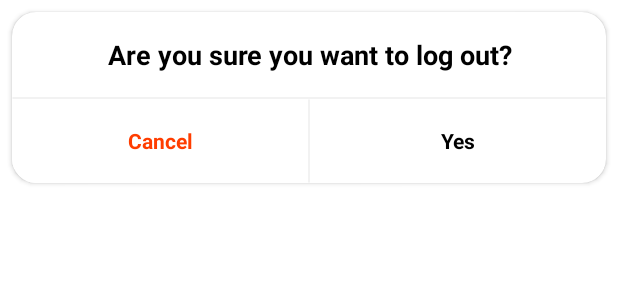
After one commit to DevikoKelvin/FixMe-android, an Android app: the layout dialog_confirmation.xml on its own in the app's theme, with its tools: preview values and no code run, on a phone screen of 412 x 824 dp. The commit adds this screen. Shown: the top 300 px of the screen. Run offline under Robolectric (Android 15) with nearby library versions, the phone set to English and light mode, and no system bars.

Commit message:
Refactoring and Adding Confirmation Dialog

```diff
--- a/app/src/main/java/com/erela/fixme/activities/ChangePasswordActivity.kt
+++ b/app/src/main/java/com/erela/fixme/activities/ChangePasswordActivity.kt
@@ -10,7 +10,7 @@ import androidx.core.view.WindowInsetsCompat
 import com.erela.fixme.R
 import com.erela.fixme.custom_views.CustomToast
 import com.erela.fixme.databinding.ActivityChangePasswordBinding
-import com.erela.fixme.helpers.InitAPI
+import com.erela.fixme.helpers.networking.InitAPI
 import com.erela.fixme.helpers.UserDataHelper
 import com.erela.fixme.objects.ChangePasswordResponse
 import com.erela.fixme.objects.UserData
--- a/app/src/main/java/com/erela/fixme/activities/LoginActivity.kt
+++ b/app/src/main/java/com/erela/fixme/activities/LoginActivity.kt
@@ -5,19 +5,16 @@ import android.content.Intent
 import android.os.Bundle
 import android.os.Handler
 import android.util.Log
-import android.view.Gravity
 import android.view.View
 import android.view.inputmethod.InputMethodManager
-import android.widget.FrameLayout
 import androidx.activity.enableEdgeToEdge
 import androidx.appcompat.app.AppCompatActivity
 import androidx.core.content.ContextCompat
 import androidx.core.view.ViewCompat
 import androidx.core.view.WindowInsetsCompat
-import com.erela.fixme.activities.SubmissionListActivity
 import com.erela.fixme.custom_views.CustomToast
 import com.erela.fixme.databinding.ActivityLoginBinding
-import com.erela.fixme.helpers.InitAPI
+import com.erela.fixme.helpers.networking.InitAPI
 import com.erela.fixme.helpers.UserDataHelper
 import com.erela.fixme.objects.LoginResponse
 import com.erela.fixme.objects.UserData
--- a/app/src/main/java/com/erela/fixme/activities/NotificationActivity.kt
+++ b/app/src/main/java/com/erela/fixme/activities/NotificationActivity.kt
@@ -14,7 +14,7 @@ import com.erela.fixme.R
 import com.erela.fixme.adapters.recycler_view.InboxRvAdapter
 import com.erela.fixme.custom_views.CustomToast
 import com.erela.fixme.databinding.ActivityNotificationBinding
-import com.erela.fixme.helpers.InitAPI
+import com.erela.fixme.helpers.networking.InitAPI
 import com.erela.fixme.helpers.UserDataHelper
 import com.erela.fixme.objects.InboxResponse
 import com.erela.fixme.objects.UserData
--- a/app/src/main/java/com/erela/fixme/activities/SubmissionDetailActivity.kt
+++ b/app/src/main/java/com/erela/fixme/activities/SubmissionDetailActivity.kt
@@ -8,7 +8,6 @@ import android.os.Bundle
 import android.util.Log
 import android.view.View
 import androidx.activity.enableEdgeToEdge
-import androidx.activity.result.ActivityResultCallback
 import androidx.activity.result.ActivityResultLauncher
 import androidx.activity.result.contract.ActivityResultContracts
 import androidx.appcompat.app.AppCompatActivity
@@ -23,7 +22,7 @@ import com.erela.fixme.bottom_sheets.SubmissionActionBottomSheet
 import com.erela.fixme.custom_views.CustomToast
 import com.erela.fixme.databinding.ActivitySubmissionDetailBinding
 import com.erela.fixme.helpers.Base64Helper
-import com.erela.fixme.helpers.InitAPI
+import com.erela.fixme.helpers.networking.InitAPI
 import com.erela.fixme.helpers.UserDataHelper
 import com.erela.fixme.objects.FotoGaprojectsItem
 import com.erela.fixme.objects.StarconnectUserResponse
@@ -34,7 +33,6 @@ import org.json.JSONException
 import retrofit2.Call
 import retrofit2.Callback
 import retrofit2.Response
-import kotlin.math.PI
 
 class SubmissionDetailActivity : AppCompatActivity(),
     SubmissionActionBottomSheet.OnUpdateSuccessListener {
--- a/app/src/main/java/com/erela/fixme/activities/SubmissionListActivity.kt
+++ b/app/src/main/java/com/erela/fixme/activities/SubmissionListActivity.kt
@@ -17,7 +17,7 @@ import com.erela.fixme.adapters.recycler_view.SubmissionRvAdapter
 import com.erela.fixme.bottom_sheets.SubmissionListFilterBottomSheet
 import com.erela.fixme.custom_views.CustomToast
 import com.erela.fixme.databinding.ActivitySubmissionListBinding
-import com.erela.fixme.helpers.InitAPI
+import com.erela.fixme.helpers.networking.InitAPI
 import com.erela.fixme.helpers.UserDataHelper
 import com.erela.fixme.objects.DepartmentListResponse
 import com.erela.fixme.objects.SubmissionListResponse
--- a/app/src/main/java/com/erela/fixme/adapters/pager/ImageCarouselPagerAdapter.kt
+++ b/app/src/main/java/com/erela/fixme/adapters/pager/ImageCarouselPagerAdapter.kt
@@ -5,16 +5,14 @@ import com.erela.fixme.R
 import android.app.Activity
 import android.content.Context
 import android.view.LayoutInflater
-import android.view.MotionEvent
 import android.view.View
 import android.view.ViewGroup
-import android.widget.ImageView
 import androidx.viewpager.widget.PagerAdapter
 import com.bumptech.glide.Glide
 import com.erela.fixme.custom_views.zoom_helper.ImageZoomHelper
 import com.erela.fixme.databinding.ViewImageCarouselBinding
 import com.erela.fixme.helpers.Base64Helper
-import com.erela.fixme.helpers.InitAPI
+import com.erela.fixme.helpers.networking.InitAPI
 import com.erela.fixme.objects.FotoGaprojectsItem
 
 class ImageCarouselPagerAdapter(
--- a/app/src/main/java/com/erela/fixme/adapters/recycler_view/SubmissionRvAdapter.kt
+++ b/app/src/main/java/com/erela/fixme/adapters/recycler_view/SubmissionRvAdapter.kt
@@ -10,12 +10,11 @@ import androidx.core.content.res.ResourcesCompat
 import androidx.recyclerview.widget.RecyclerView
 import com.erela.fixme.R
 import com.erela.fixme.databinding.ListItemSubmissionBinding
-import com.erela.fixme.helpers.InitAPI
+import com.erela.fixme.helpers.networking.InitAPI
 import com.erela.fixme.helpers.UserDataHelper
 import com.erela.fixme.objects.SubmissionListResponse
 import com.erela.fixme.objects.UserData
 import com.erela.fixme.objects.UserDetailResponse
-import com.erela.fixme.objects.UserListResponse
 import retrofit2.Call
 import retrofit2.Callback
 import retrofit2.Response
--- a/app/src/main/java/com/erela/fixme/bottom_sheets/SelectMaterialsBottomSheet.kt
+++ b/app/src/main/java/com/erela/fixme/bottom_sheets/SelectMaterialsBottomSheet.kt
@@ -9,7 +9,7 @@ import android.view.ViewGroup
 import androidx.recyclerview.widget.LinearLayoutManager
 import com.erela.fixme.adapters.recycler_view.MaterialsRvAdapters
 import com.erela.fixme.databinding.BsSelectMaterialsBinding
-import com.erela.fixme.helpers.InitAPI
+import com.erela.fixme.helpers.networking.InitAPI
 import com.erela.fixme.objects.MaterialListResponse
 import com.erela.fixme.objects.SelectedMaterialList
 import com.google.android.material.bottomsheet.BottomSheetDialog
--- a/app/src/main/java/com/erela/fixme/bottom_sheets/UpdateStatusBottomSheet.kt
+++ b/app/src/main/java/com/erela/fixme/bottom_sheets/UpdateStatusBottomSheet.kt
@@ -14,12 +14,11 @@ import android.view.View
 import android.view.ViewGroup
 import android.widget.AdapterView
 import android.widget.ArrayAdapter
-import android.widget.TimePicker
 import androidx.core.content.ContextCompat
 import com.erela.fixme.R
 import com.erela.fixme.custom_views.CustomToast
 import com.erela.fixme.databinding.BsUpdateStatusBinding
-import com.erela.fixme.helpers.InitAPI
+import com.erela.fixme.helpers.networking.InitAPI
 import com.erela.fixme.helpers.UserDataHelper
 import com.erela.fixme.objects.SubmissionDetailResponse
 import com.erela.fixme.objects.UpdateStatusResponse
--- a/app/src/main/java/com/erela/fixme/helpers/GetAPI.kt
+++ b/app/src/main/java/com/erela/fixme/helpers/networking/GetAPI.kt
@@ -1,4 +1,4 @@
-package com.erela.fixme.helpers
+package com.erela.fixme.helpers.networking
 
 import com.erela.fixme.objects.CategoryListResponse
 import com.erela.fixme.objects.ChangePasswordResponse
--- a/app/src/main/java/com/erela/fixme/helpers/InitAPI.kt
+++ b/app/src/main/java/com/erela/fixme/helpers/networking/InitAPI.kt
@@ -1,4 +1,4 @@
-package com.erela.fixme.helpers
+package com.erela.fixme.helpers.networking
 
 import com.erela.fixme.BuildConfig
 import com.google.gson.GsonBuilder
@@ -10,7 +10,8 @@ import java.util.concurrent.TimeUnit
 
 object InitAPI {
     // Local IP
-    private const val MAIN_URL = "http://192.168.3.109:88/fixme"
+    /*private const val MAIN_URL = "http://192.168.3.109:88/fixme"*/
+    private const val MAIN_URL = "http://192.168.3.245/fixme"
     const val SOCKET_URL = "wss://ntfy.sh/erela_pengaduan001/ws"
     private const val BASE_URL = "$MAIN_URL/apimobile/"
     const val IMAGE_URL = "$MAIN_URL/assets/upload/"
--- a/app/src/main/java/com/erela/fixme/services/ForegroundServicesHelper.kt
+++ b/app/src/main/java/com/erela/fixme/services/ForegroundServicesHelper.kt
@@ -10,10 +10,9 @@ import android.os.Build
 import android.os.IBinder
 import android.util.Log
 import com.erela.fixme.R
-import com.erela.fixme.helpers.InitAPI
+import com.erela.fixme.helpers.networking.InitAPI
 import com.erela.fixme.helpers.WebSocketClient
 import com.erela.fixme.objects.NotificationResponse
-import kotlinx.coroutines.DelicateCoroutinesApi
 import org.json.JSONObject
 
 class ForegroundServicesHelper : Service() {
--- /dev/null
+++ b/app/src/main/res/layout/dialog_confirmation.xml
@@ -0,0 +1,99 @@
+<?xml version="1.0" encoding="utf-8"?>
+<RelativeLayout xmlns:android="http://schemas.android.com/apk/res/android"
+    xmlns:app="http://schemas.android.com/apk/res-auto"
+    xmlns:tools="http://schemas.android.com/tools"
+    android:id="@+id/main"
+    android:layout_width="wrap_content"
+    android:layout_height="wrap_content">
+
+    <com.google.android.material.card.MaterialCardView
+        android:id="@+id/dialogContainer"
+        android:layout_width="match_parent"
+        android:layout_height="wrap_content"
+        android:layout_marginHorizontal="8dp"
+        android:layout_marginVertical="8dp"
+        app:cardBackgroundColor="@color/white"
+        app:cardCornerRadius="16dp"
+        app:cardElevation="2dp"
+        app:strokeWidth="0dp">
+
+        <LinearLayout
+            android:layout_width="match_parent"
+            android:layout_height="wrap_content"
+            android:layout_marginTop="16dp"
+            android:orientation="vertical">
+
+            <TextView
+                android:id="@+id/messageText"
+                android:layout_width="match_parent"
+                android:layout_height="wrap_content"
+                android:layout_marginHorizontal="32dp"
+                android:textAlignment="center"
+                android:textColor="@color/black"
+                android:textSize="18sp"
+                android:textStyle="bold"
+                tools:text="@string/logout_confirmation_dialog_message" />
+
+            <com.google.android.material.card.MaterialCardView
+                android:layout_width="match_parent"
+                android:layout_height="1dp"
+                android:layout_marginTop="16dp"
+                app:cardBackgroundColor="@color/custom_toast_background_normal"
+                app:cardElevation="0dp"
+                app:strokeWidth="0dp" />
+
+            <LinearLayout
+                android:layout_width="match_parent"
+                android:layout_height="wrap_content"
+                android:orientation="horizontal">
+
+                <com.google.android.material.card.MaterialCardView
+                    android:id="@+id/cancelButton"
+                    android:layout_width="match_parent"
+                    android:layout_height="56dp"
+                    android:layout_weight="1"
+                    app:strokeWidth="1dp"
+                    app:cardBackgroundColor="@android:color/transparent"
+                    app:cardCornerRadius="0dp"
+                    app:cardElevation="0dp">
+
+                    <TextView
+                        android:layout_width="match_parent"
+                        android:layout_height="match_parent"
+                        android:gravity="center"
+                        android:text="@string/cancel_confirmation"
+                        android:textColor="@color/custom_toast_font_failed"
+                        android:textSize="14sp"
+                        android:textStyle="bold" />
+                </com.google.android.material.card.MaterialCardView>
+
+                <com.google.android.material.card.MaterialCardView
+                    android:layout_width="1dp"
+                    android:layout_height="match_parent"
+                    app:cardBackgroundColor="@color/custom_toast_background_normal"
+                    app:cardElevation="0dp"
+                    app:strokeWidth="0dp"/>
+
+                <com.google.android.material.card.MaterialCardView
+                    android:id="@+id/confirmButton"
+                    android:layout_width="match_parent"
+                    android:layout_height="56dp"
+                    android:layout_weight="1"
+                    app:cardBackgroundColor="@android:color/transparent"
+                    app:cardCornerRadius="0dp"
+                    app:cardElevation="0dp">
+
+                    <TextView
+                        android:id="@+id/confirmText"
+                        android:layout_width="match_parent"
+                        android:layout_height="match_parent"
+                        android:gravity="center"
+                        android:textColor="@color/black"
+                        android:textSize="14sp"
+                        android:textStyle="bold"
+                        tools:text="@string/logout_confirmation_yes" />
+                </com.google.android.material.card.MaterialCardView>
+            </LinearLayout>
+        </LinearLayout>
+    </com.google.android.material.card.MaterialCardView>
+</RelativeLayout>
--- a/app/src/main/res/values/strings.xml
+++ b/app/src/main/res/values/strings.xml
@@ -7,6 +7,9 @@
     <string name="main_menu">Main Menu</string>
     <string name="welcome_message">Welcome, </string>
     <string name="logout_text">Log Out</string>
+    <string name="logout_confirmation_dialog_message">Are you sure you want to log out?</string>
+    <string name="logout_confirmation_yes">Yes</string>
+    <string name="cancel_confirmation">Cancel</string>
 
     <string name="notification_title">Notification / Inbox</string>
     <string name="inbox_sent">Sent</string>
```
Also changed, not shown: app/src/main/java/com/erela/fixme/activities/MainActivity.kt (+32 -13 lines), app/src/main/java/com/erela/fixme/activities/SubmissionFormActivity.kt (+4 -4 lines), app/src/main/java/com/erela/fixme/dialogs/ConfirmationDialog.kt (added, +56 -0 lines), app/src/main/java/com/erela/fixme/dialogs/PhotoPreviewDialog.kt (+4 -3 lines).
